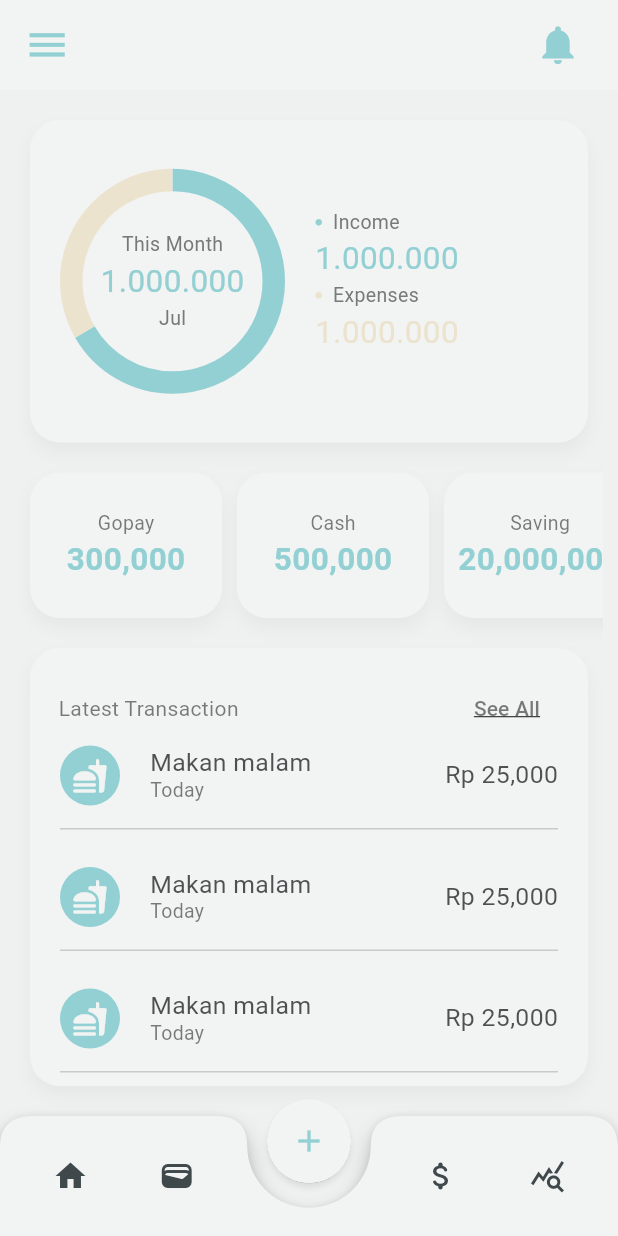
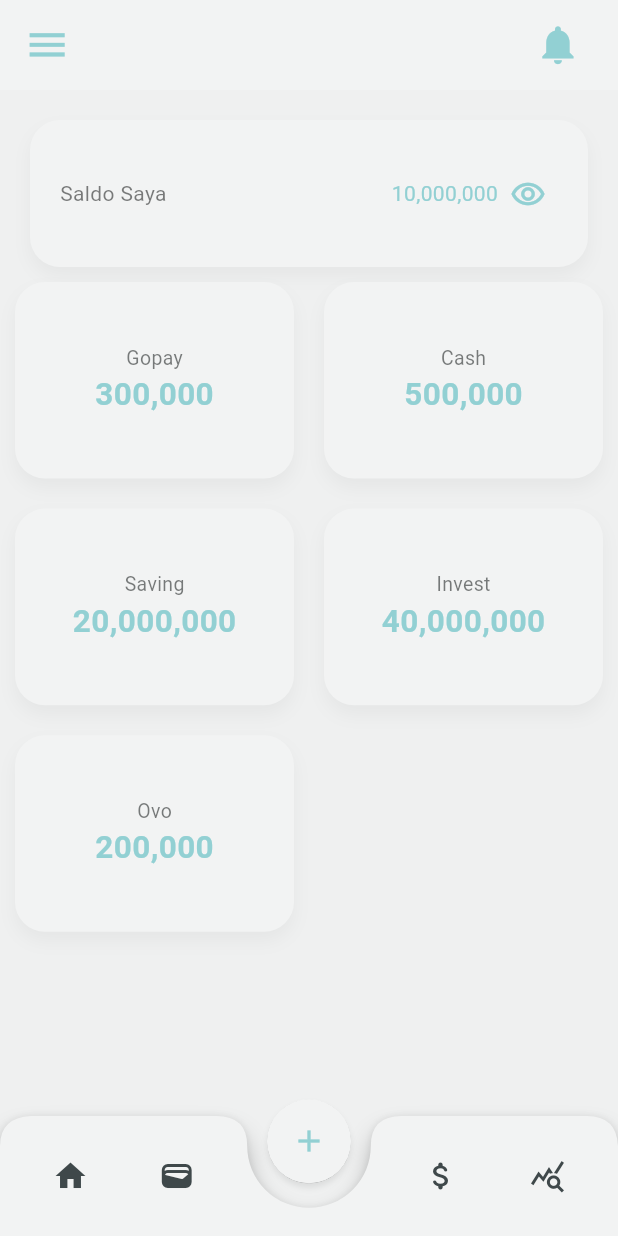
Before and after one commit to NichoIrawan/Flutter_Money_Management_App, a Flutter app: the screen it shows after launch, on a phone screen of 412 x 824 dp. Run offline on Flutter 3.47's test engine with Material 3 defaults, Android fonts, the light colour scheme and no system bars; drawn by our look-alikes of fl_chart; our stand-ins replace google_fonts.

Commit message:
New page (wallet) and optimizing file location

```diff
--- a/lib/Account/transaction.dart
+++ b/lib/Account/transaction.dart
@@ -1,3 +1,5 @@
+// ignore_for_file: prefer_const_constructors
+
 import 'package:flutter/material.dart';
 
 //Transaction Class
--- a/lib/Account/wallet.dart
+++ b/lib/Account/wallet.dart
@@ -1,3 +1,5 @@
+// ignore_for_file: prefer_const_constructors
+
 import 'package:flutter/material.dart';
 import 'package:intl/intl.dart';
 
@@ -37,8 +39,9 @@ class Wallet {
 class WalletOverviewTemplate extends StatelessWidget {
   WalletOverviewTemplate({super.key, required this.child});
 
-  //Wallet Declarition
+  //Wallet Declaration
   final Wallet child;
+  // final String imgUrl;
 
   @override
   Widget build(BuildContext context) {
@@ -88,3 +91,56 @@ class WalletOverviewTemplate extends StatelessWidget {
     );
   }
 }
+
+class WalletPageTemplate extends StatelessWidget {
+  const WalletPageTemplate({super.key, required this. child});
+
+  final Wallet child;
+
+  @override
+  Widget build(BuildContext context) {
+    //Formatting to currency
+    NumberFormat numberFormat = NumberFormat.decimalPattern();
+
+    //Wallet Box
+    return Container(
+      margin: EdgeInsets.fromLTRB(10, 10, 10, 10),
+      width: 128,
+      height: 97,
+      decoration: BoxDecoration(
+        color: Color.fromRGBO(242, 243, 243, 1.0),
+        borderRadius: BorderRadius.all(Radius.circular(20)),
+        boxShadow: [BoxShadow(
+          color: Color.fromRGBO(36, 40, 40, 0.05),
+          offset: Offset(0, 6),
+          blurRadius: 9.5,
+          spreadRadius: 0,
+        )]
+      ),
+      child: Column(
+        mainAxisAlignment: MainAxisAlignment.center,
+        children: [
+
+          // Wallet Name
+          Text(
+            child.name,
+            style: TextStyle(
+              color: Color.fromRGBO(36, 40, 40, 0.6),
+              fontSize: 12.98,
+            ),
+          ),
+
+          //Wallet Nominal
+          Text(
+            numberFormat.format(child.total),
+            style: TextStyle(
+              color: Color.fromRGBO(146, 208, 211, 1.0),
+              fontSize: 21,
+              fontWeight: FontWeight.bold,
+            ),
+          ),
+        ],
+      ),
+    );
+  }
+}
--- a/lib/Pie_Chart/pie_chart.dart
+++ b/lib/Chart/pie_chart.dart
@@ -1,3 +1,5 @@
+// ignore_for_file: prefer_const_constructors
+
 import 'package:fl_chart/fl_chart.dart';
 import 'package:flutter/material.dart';
 
--- a/lib/home_page.dart
+++ b/lib/Page/home_page.dart
@@ -1,8 +1,11 @@
+// ignore_for_file: prefer_const_constructors
+
 import 'package:flutter/material.dart';
 import 'package:flutter_money_management/Account/transaction.dart';
-import 'package:flutter_money_management/Pie_Chart/pie_chart.dart';
+import 'package:flutter_money_management/Chart/pie_chart.dart';
 import 'package:flutter_money_management/navbar.dart';
 import 'package:flutter_money_management/Account/wallet.dart';
+import 'package:google_fonts/google_fonts.dart';
 
 class MyHomePage extends StatelessWidget {
   MyHomePage({super.key});
@@ -99,9 +102,15 @@ class MyHomePage extends StatelessWidget {
                       children: [
                         Text(
                           'Latest Transaction',
-                          style: TextStyle(
+                          style: GoogleFonts.josefinSans(
+                            textStyle: TextStyle(
+                              fontSize: 16.51,
+                              color: Color.fromRGBO(38, 40, 40, 0.6),
+                            )
+                          ),
+                          /*TextStyle(
                             color: Color.fromRGBO(36, 40, 40, 0.6)
-                          ),
+                          ),*/
                         ),
                         TextButton(
                           child: Text(
--- /dev/null
+++ b/lib/Page/wallet_page.dart
@@ -0,0 +1,132 @@
+// ignore_for_file: prefer_const_constructors, prefer_const_literals_to_create_immutables
+
+import 'dart:math';
+
+import 'package:flutter/material.dart';
+import 'package:intl/intl.dart';
+
+import '../navbar.dart';
+import '../Account/wallet.dart';
+
+class MyWallet extends StatelessWidget {
+  MyWallet({super.key});
+
+  //Data Declaration (Will be changed to user input)
+  final List <Wallet> wallets = [
+    Wallet('Gopay', 300000),
+    Wallet('Cash', 500000),
+    Wallet('Saving', 20000000),
+    Wallet('Invest', 40000000),
+    Wallet('Ovo', 200000),
+  ];
+
+  int totalWallet = 10000000;
+
+  @override
+  Widget build(BuildContext context) {
+    return Scaffold(
+      backgroundColor: Color.fromRGBO(239, 240, 240, 1.0),
+      appBar: AppBar(
+        backgroundColor: Theme.of(context).colorScheme.primary,
+        toolbarHeight: 60,
+        title: Row(
+          mainAxisAlignment: MainAxisAlignment.spaceBetween,
+          children: [
+
+            //Menu placeholder (will be changed to sidebar menu)
+            Icon(
+              Icons.menu,
+              size: 30.9,
+              color: Theme.of(context).colorScheme.secondary,
+            ),
+
+            //Notification button (Have an active state and will navigate to notification page)
+            IconButton(
+              onPressed: (){},
+              icon: Icon(
+                Icons.notifications,
+                size: 30.9,
+                color: Theme.of(context).colorScheme.secondary,
+              ),
+            )
+          ]
+        ),
+      ),
+      body: Column(
+        children: [
+          walletOverview(child: totalWallet),
+          Expanded(
+            // padding: EdgeInsets.only(left: 10, right: 10),
+            child: GridView.builder(
+              itemCount: wallets.length,
+              shrinkWrap: true,
+              gridDelegate:SliverGridDelegateWithFixedCrossAxisCount(
+                crossAxisCount: max(1, MediaQuery.sizeOf(context).width ~/ 165),
+                childAspectRatio: 165/121,
+              ),
+              itemBuilder: (context, index) {
+                return WalletPageTemplate(
+                  child: wallets[index],
+                );
+              }
+            ),
+          ),
+        ],
+      ),
+
+      //Navbar
+      bottomNavigationBar: navbar(),
+    );
+  }
+}
+
+class walletOverview extends StatelessWidget {
+  const walletOverview({super.key, required this.child});
+
+  final int child;
+
+  @override
+  Widget build(BuildContext context) {
+    NumberFormat numberFormat = NumberFormat.decimalPattern();
+
+    return Container(
+      decoration: BoxDecoration(
+        color: Color.fromRGBO(242, 243, 243, 1.0),
+        borderRadius: BorderRadius.circular(20),
+        boxShadow: [BoxShadow(
+          color: Color.fromRGBO(36, 40, 40, 0.05),
+          offset: Offset(0, 6),
+          blurRadius: 9.5,
+          spreadRadius: 0,
+        )],
+      ),
+      height: 98,
+      margin: EdgeInsets.fromLTRB(20, 20, 20, 0),
+      padding: EdgeInsets.all(20),
+      child: Row(
+        mainAxisAlignment: MainAxisAlignment.spaceBetween,
+        children: [
+          Text(
+            "Saldo Saya",
+            style: TextStyle(color: Color.fromRGBO(38, 40, 40, 0.6),),
+          ),
+          Row(
+            children: [
+              Text(
+                  numberFormat.format(child),
+                  style: TextStyle(color: Color.fromRGBO(146, 208, 211, 1.0),),
+              ),
+              SizedBox(
+                width: 40,
+                child: Icon(
+                  Icons.remove_red_eye_outlined,
+                  color: Color.fromRGBO(146, 208, 211, 1.0),
+                ),
+              )
+            ],
+          ),
+        ],
+      ),
+    );
+  }
+}
--- a/lib/main.dart
+++ b/lib/main.dart
@@ -1,5 +1,8 @@
+// ignore_for_file: prefer_const_constructors
+
 import 'package:flutter/material.dart';
-import 'package:flutter_money_management/home_page.dart';
+import 'package:flutter_money_management/Page/home_page.dart';
+import 'package:flutter_money_management/Page/wallet_page.dart';
 
 void main() {
   runApp(const MyApp());
@@ -12,6 +15,7 @@ class MyApp extends StatelessWidget {
   @override
   Widget build(BuildContext context) {
     return MaterialApp(
+      debugShowCheckedModeBanner: false,
       title: 'Money Management',
       theme: ThemeData(
         colorScheme: ColorScheme.fromSeed(
@@ -22,7 +26,7 @@ class MyApp extends StatelessWidget {
         ),
         useMaterial3: true,
       ),
-      home: MyHomePage(),
+      home: MyWallet(),
     );
   }
 }
--- a/lib/navbar.dart
+++ b/lib/navbar.dart
@@ -1,3 +1,5 @@
+// ignore_for_file: prefer_const_constructors
+
 import 'package:flutter/material.dart';
 
 class navbar extends StatefulWidget {
@@ -38,6 +40,7 @@ class _navbarState extends State<navbar> {
                     shape: CircleBorder(),
                     onPressed: (){},
                     backgroundColor: Color.fromRGBO(242, 243, 243, 1.0),
+                    elevation: 0.1,
                     child: Container(
                       width: 80,
                       height: 80,
@@ -54,7 +57,6 @@ class _navbarState extends State<navbar> {
                         ]
                       ),
                     child: Icon(Icons.add, color: Color.fromRGBO(146, 208, 211, 1.0),),),
-                    elevation: 0.1,
                   ),
                 ),
 
--- a/pubspec.yaml
+++ b/pubspec.yaml
@@ -37,6 +37,7 @@ dependencies:
   cupertino_icons: ^1.0.8
   fl_chart: ^0.69.0
   intl: ^0.19.0
+  google_fonts: ^6.2.1
 
 dev_dependencies:
   flutter_test:
```
Also changed, not shown: pubspec.lock, 1 other file.
